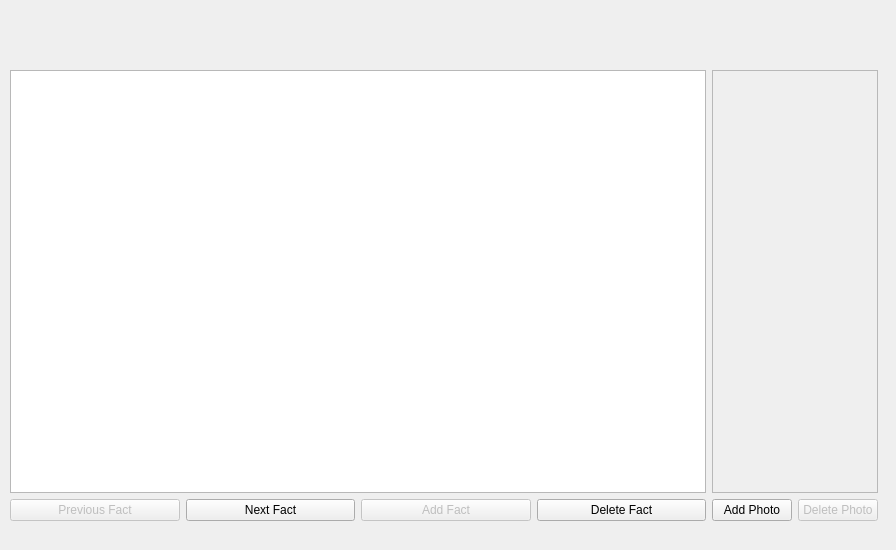
First picture: the form in VLN1-H32/moreinfo.ui, repository Kristian15/VLN1-Hopur32, before the edit.
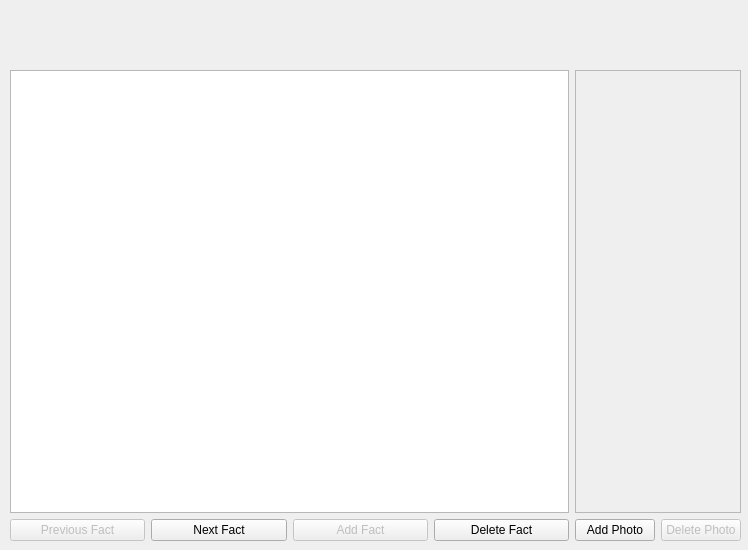
Second picture: the form after the edit.

```diff
--- a/VLN1-H32/moreinfo.ui
+++ b/VLN1-H32/moreinfo.ui
@@ -6,7 +6,7 @@
    <rect>
     <x>0</x>
     <y>0</y>
-    <width>896</width>
+    <width>748</width>
     <height>550</height>
    </rect>
   </property>
@@ -18,8 +18,8 @@
     <rect>
      <x>10</x>
      <y>70</y>
-     <width>868</width>
-     <height>451</height>
+     <width>731</width>
+     <height>471</height>
     </rect>
    </property>
    <layout class="QHBoxLayout" name="horizontalLayout">
@@ -91,9 +91,6 @@
     </item>
     <item>
      <layout class="QVBoxLayout" name="verticalLayout">
-      <property name="sizeConstraint">
-       <enum>QLayout::SetDefaultConstraint</enum>
-      </property>
       <item>
        <widget class="QLabel" name="image">
         <property name="sizePolicy">
```
Left out of the diff: 3 changed lines with no effect on the pictures.
